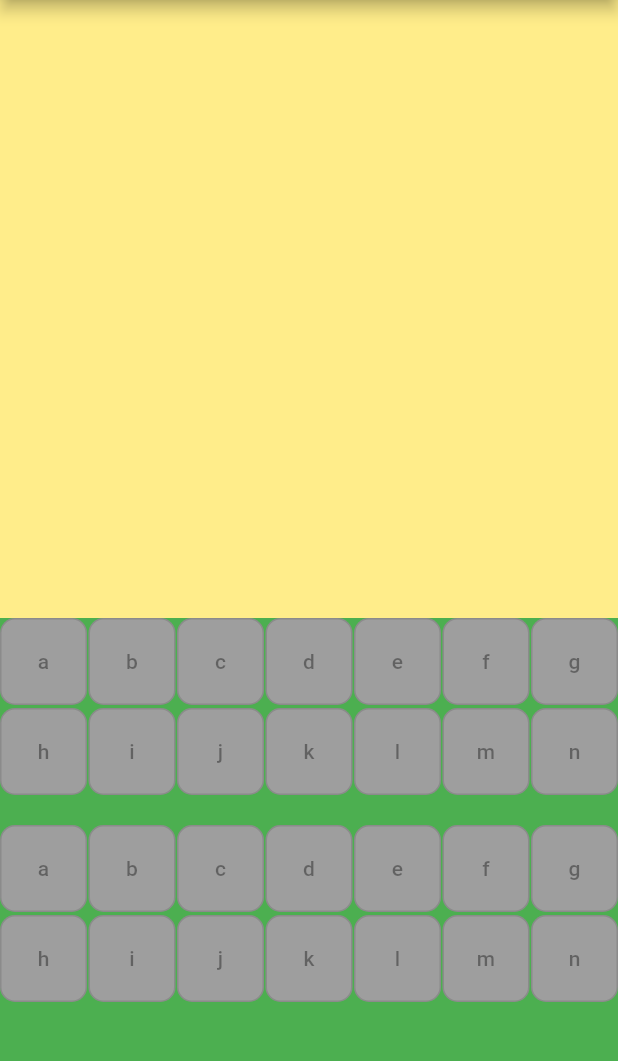
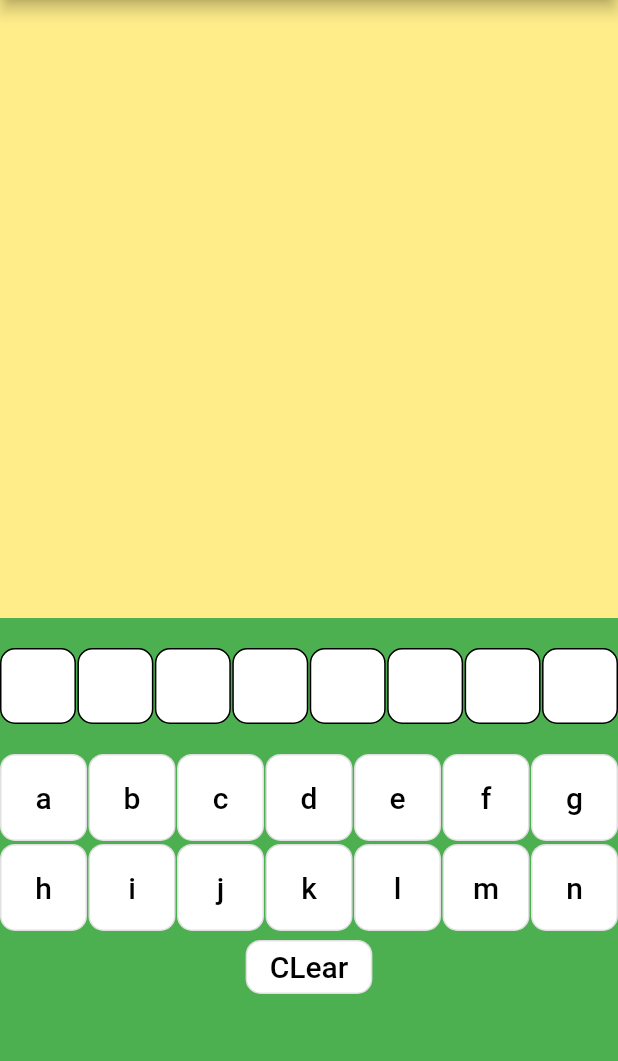
Before and after one commit to RicardoFedrigo/letroca_clone_flutter, a Flutter app: the GameScreen screen opened directly, on a phone screen of 412 x 824 dp, the part 84-1145 px from its top. Run offline on Flutter 3.47's test engine with Material 2 defaults, Android fonts, the phone set to English and light mode, and no system bars.

Commit message:
Adicionando teclado funcional

```diff
--- a/lib/view/BoardScreen.dart
+++ /dev/null
@@ -1,107 +0,0 @@
-import 'package:flutter/cupertino.dart';
-import 'package:flutter/material.dart';
-
-class BoardScreen extends StatefulWidget {
-  const BoardScreen({Key? key}) : super(key: key);
-
-  @override
-  State<BoardScreen> createState() => _BoardScreenState();
-}
-
-class _BoardScreenState extends State<BoardScreen> {
-  List<String> _words = [
-    'a',
-    'b',
-    "c",
-    "d",
-    "e",
-    "f",
-    "g",
-    "h",
-    "i",
-    "j",
-    "k",
-    "l",
-    "m",
-    "n"
-  ];
-
-  @override
-  Widget build(BuildContext context) {
-    return Center(
-        child: Column(
-      children: [
-        GridView.builder(
-          // physics: NeverScrollableScrollPhysics(),
-          shrinkWrap: true,
-          gridDelegate: SliverGridDelegateWithFixedCrossAxisCount(
-            crossAxisCount: 7,
-            crossAxisSpacing: 1.0,
-            mainAxisSpacing: 2.0,
-          ),
-          itemCount: this._words.length,
-          itemBuilder: (context, index) {
-            return OutlinedButton(
-                onPressed: null,
-                style: ButtonStyle(
-                  backgroundColor:
-                      MaterialStateProperty.resolveWith<Color>((states) {
-                    if (states.contains(MaterialState.disabled)) {
-                      return Colors.grey;
-                    }
-                    return Colors.blue;
-                  }),
-                  overlayColor:
-                      MaterialStateProperty.resolveWith<Color>((states) {
-                    if (states.contains(MaterialState.pressed)) {
-                      return Colors.red;
-                    }
-                    return Colors.transparent;
-                  }),
-                  shape: MaterialStateProperty.all(RoundedRectangleBorder(
-                      borderRadius: BorderRadius.vertical(
-                          top: Radius.circular(10),
-                          bottom: Radius.circular(10)))),
-                ),
-                child: Text(this._words[index]));
-          },
-        ),
-        GridView.builder(
-          padding: EdgeInsets.only(top: 20),
-          shrinkWrap: true,
-          gridDelegate: SliverGridDelegateWithFixedCrossAxisCount(
-            crossAxisCount: 7,
-            crossAxisSpacing: 1.0,
-            mainAxisSpacing: 2.0,
-          ),
-          itemCount: this._words.length,
-          itemBuilder: (context, index) {
-            return OutlinedButton(
-                onPressed: null,
-                style: ButtonStyle(
-                  backgroundColor:
-                      MaterialStateProperty.resolveWith<Color>((states) {
-                    if (states.contains(MaterialState.disabled)) {
-                      return Colors.grey;
-                    }
-                    return Colors.blue;
-                  }),
-                  overlayColor:
-                      MaterialStateProperty.resolveWith<Color>((states) {
-                    if (states.contains(MaterialState.pressed)) {
-                      return Colors.red;
-                    }
-                    return Colors.transparent;
-                  }),
-                  shape: MaterialStateProperty.all(RoundedRectangleBorder(
-                      borderRadius: BorderRadius.vertical(
-                          top: Radius.circular(10),
-                          bottom: Radius.circular(10)))),
-                ),
-                child: Text(this._words[index]));
-          },
-        ),
-      ],
-    ));
-  }
-}
--- a/lib/view/GameScreen.dart
+++ b/lib/view/GameScreen.dart
@@ -1,7 +1,7 @@
 import 'package:flutter/material.dart';
 import 'package:flutter/widgets.dart';
 import 'package:letroca_clone_flutter/Components/CountDownTimer.dart';
-import 'package:letroca_clone_flutter/view/BoardScreen.dart';
+import 'package:letroca_clone_flutter/view/KeyboardScreen.dart';
 
 import 'WordsToFindScreen.dart';
 
@@ -49,7 +49,7 @@ class GameScreen extends StatelessWidget {
             ),
             Container(
               alignment: Alignment.bottomCenter,
-              child: BoardScreen()
+              child: KeyboardScreen()
               )
           ],
         ),
--- /dev/null
+++ b/lib/view/KeyboardScreen.dart
@@ -0,0 +1,153 @@
+import 'package:flutter/cupertino.dart';
+import 'package:flutter/material.dart';
+
+class KeyboardScreen extends StatefulWidget {
+  const KeyboardScreen({Key? key}) : super(key: key);
+
+  @override
+  State<KeyboardScreen> createState() => _KeyboardScreenState();
+}
+
+class _KeyboardScreenState extends State<KeyboardScreen> {
+  _KeyboardScreenState() {
+    for (var i = 0; i < 8; i++) {
+      this._lettersToFormWords.add(" ");
+    }
+  }
+
+  void selectLetter(String letter) {
+    setState(() {
+      this._lettersToFormWords[this._lettersToFormWords.indexOf(" ")] = letter;
+    });
+  }
+
+  void clearLetter() {
+    List<String> empetyLetter =
+        this._lettersToFormWords.map((element) => " ").toList();
+    print(empetyLetter);
+    setState(() {
+      this._lettersToFormWords = empetyLetter;
+    });
+  }
+
+  List<String> _words = [
+    'a',
+    'b',
+    "c",
+    "d",
+    "e",
+    "f",
+    "g",
+    "h",
+    "i",
+    "j",
+    "k",
+    "l",
+    "m",
+    "n"
+  ];
+
+  List<String> _lettersToFormWords = [];
+  @override
+  Widget build(BuildContext context) {
+    return Center(
+        child: Column(
+      children: [
+        GridView.builder(
+            padding: EdgeInsets.only(top: 20),
+            physics: NeverScrollableScrollPhysics(),
+            shrinkWrap: true,
+            gridDelegate: SliverGridDelegateWithFixedCrossAxisCount(
+              crossAxisCount: this._lettersToFormWords.length < 10
+                  ? this._lettersToFormWords.length
+                  : 10,
+              crossAxisSpacing: 1.0,
+              mainAxisSpacing: 2.0,
+            ),
+            itemCount: this._lettersToFormWords.length,
+            itemBuilder: (context, index) {
+              return Container(
+                child: SizedBox(
+                  height: 120,
+                  width: MediaQuery.of(context).size.width / 7,
+                  child: Container(
+                      decoration: BoxDecoration(
+                          border: Border.all(color: Colors.black),
+                          color: Colors.white,
+                          borderRadius: BorderRadius.all(Radius.circular(10))),
+                      child: Text(this._lettersToFormWords[index],
+                          textAlign: TextAlign.center,
+                          style: TextStyle(fontSize: 25, color: Colors.black))),
+                ),
+              );
+            }),
+        GridView.builder(
+          padding: EdgeInsets.only(top: 20),
+          shrinkWrap: true,
+          gridDelegate: SliverGridDelegateWithFixedCrossAxisCount(
+            crossAxisCount: 7,
+            crossAxisSpacing: 1.0,
+            mainAxisSpacing: 2.0,
+          ),
+          itemCount: this._words.length,
+          itemBuilder: (context, index) {
+            return OutlinedButton(
+                onPressed: () {
+                  this.selectLetter(this._words[index]);
+                },
+                style: ButtonStyle(
+                  backgroundColor:
+                      MaterialStateProperty.resolveWith<Color>((states) {
+                    if (states.contains(MaterialState.disabled)) {
+                      return Colors.white;
+                    }
+                    return Colors.white;
+                  }),
+                  overlayColor:
+                      MaterialStateProperty.resolveWith<Color>((states) {
+                    if (states.contains(MaterialState.pressed)) {
+                      return Colors.amber;
+                    }
+                    return Colors.transparent;
+                  }),
+                  shape: MaterialStateProperty.all(RoundedRectangleBorder(
+                      borderRadius: BorderRadius.vertical(
+                          top: Radius.circular(10),
+                          bottom: Radius.circular(10)))),
+                ),
+                child: Text(
+                  this._words[index],
+                  style: TextStyle(fontSize: 20, color: Colors.black),
+                ));
+          },
+        ),
+        OutlinedButton(
+            onPressed: () {
+              this.clearLetter();
+            },
+            style: ButtonStyle(
+              backgroundColor:
+                  MaterialStateProperty.resolveWith<Color>((states) {
+                if (states.contains(MaterialState.disabled)) {
+                  return Colors.white;
+                }
+                return Colors.white;
+              }),
+              overlayColor: MaterialStateProperty.resolveWith<Color>((states) {
+                if (states.contains(MaterialState.pressed)) {
+                  return Colors.amber;
+                }
+                return Colors.transparent;
+              }),
+              shape: MaterialStateProperty.all(RoundedRectangleBorder(
+                  borderRadius: BorderRadius.vertical(
+                      top: Radius.circular(10), bottom: Radius.circular(10)))),
+            ),
+            child: Text(
+              "CLear",
+              style: TextStyle(fontSize: 20, color: Colors.black),
+            ))
+      ],
+    ));
+  }
+}
```
